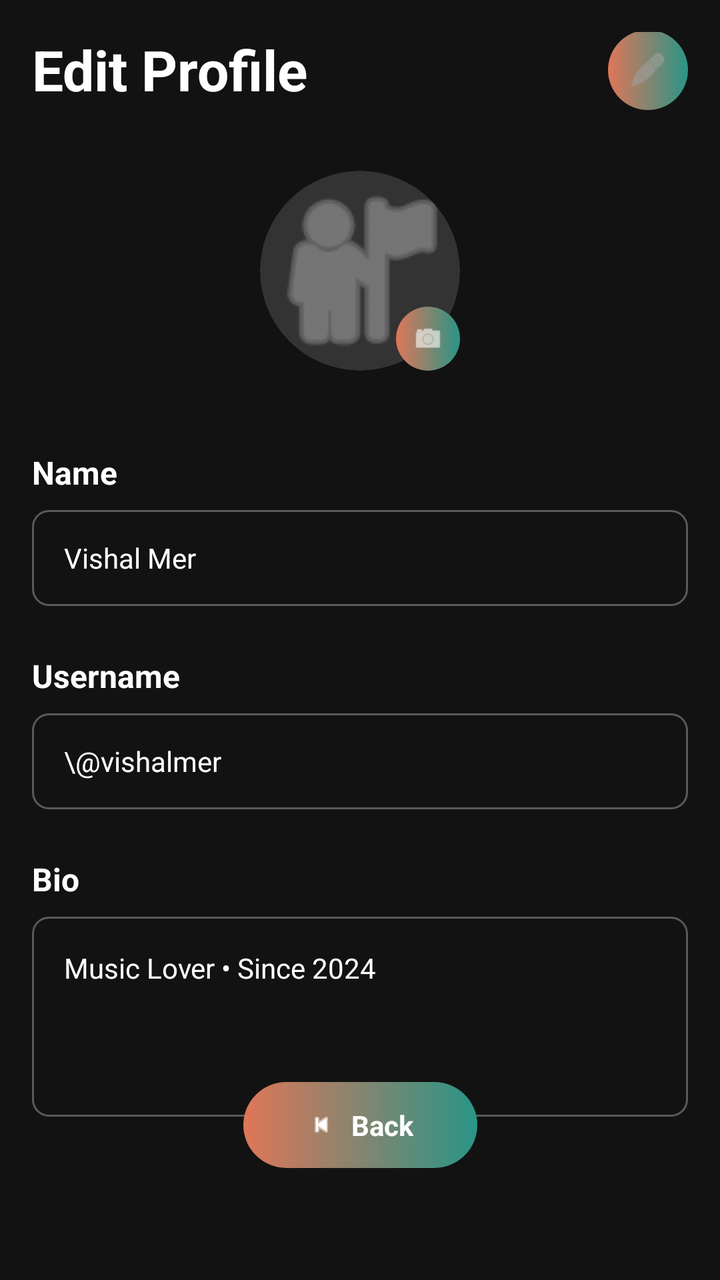
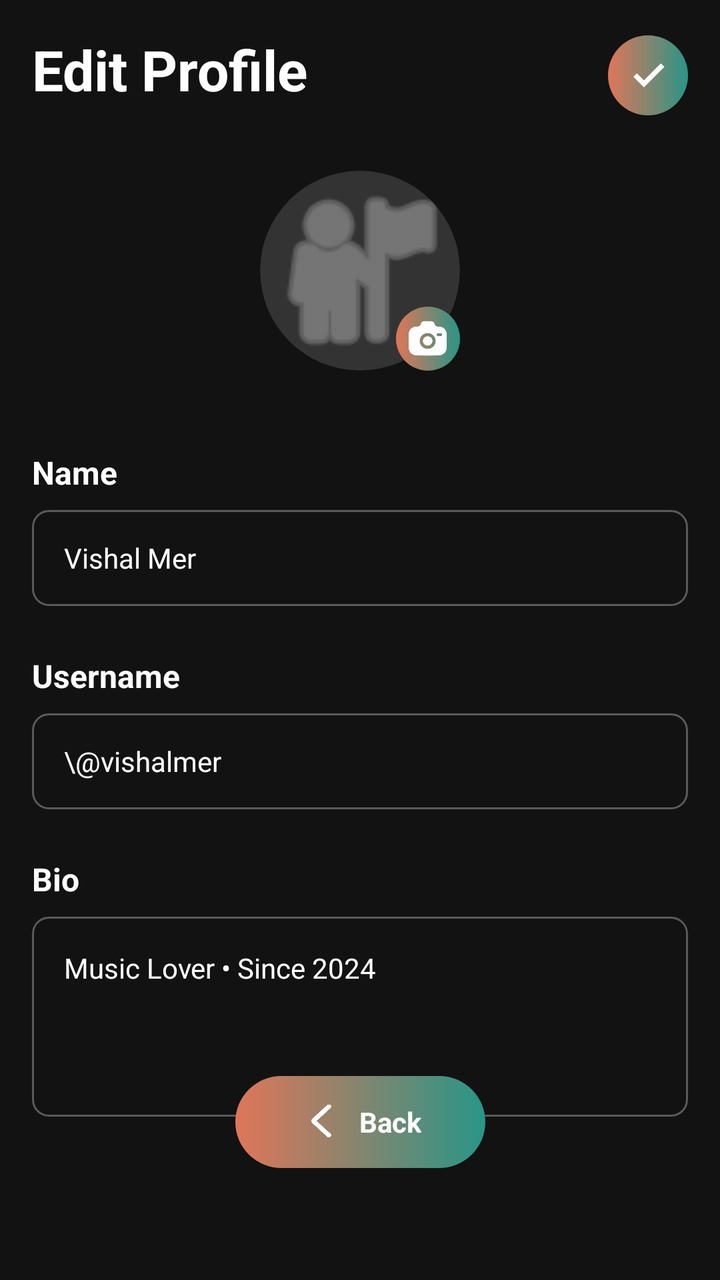

Compare the two renders of this Android layout. The source of the first and the diff that turns it into the second are given below.
<!-- AndroidManifest.xml: application theme Theme.ViBePlayer -->
<!-- res/layout/fragment_edit_profile.xml -->
<?xml version="1.0" encoding="utf-8"?>
<androidx.constraintlayout.widget.ConstraintLayout xmlns:android="http://schemas.android.com/apk/res/android"
    xmlns:app="http://schemas.android.com/apk/res-auto"
    xmlns:tools="http://schemas.android.com/tools"
    android:layout_width="match_parent"
    android:layout_height="match_parent"
    android:background="@color/vibe_black"
    android:padding="16dp">

    <TextView
        android:id="@+id/txtEditHeader"
        android:layout_width="wrap_content"
        android:layout_height="wrap_content"
        android:text="Edit Profile"
        android:textColor="@color/white"
        android:textSize="28sp"
        android:textStyle="bold"
        app:layout_constraintStart_toStartOf="parent"
        app:layout_constraintTop_toTopOf="parent" />

    <FrameLayout
        android:id="@+id/btnSaveProfile"
        android:layout_width="40dp"
        android:layout_height="40dp"
        android:background="@drawable/bg_chip_outline"
        app:layout_constraintBottom_toBottomOf="@id/txtEditHeader"
        app:layout_constraintEnd_toEndOf="parent"
        app:layout_constraintTop_toTopOf="@id/txtEditHeader">

        <ImageView
            android:layout_width="20dp"
            android:layout_height="20dp"
            android:layout_gravity="center"
            android:src="@android:drawable/ic_menu_edit"
            app:tint="#A0A0A0" />
    </FrameLayout>

    <androidx.constraintlayout.widget.ConstraintLayout
        android:id="@+id/layoutAvatarEdit"
        android:layout_width="wrap_content"
        android:layout_height="wrap_content"
        android:layout_marginTop="32dp"
        app:layout_constraintEnd_toEndOf="parent"
        app:layout_constraintStart_toStartOf="parent"
        app:layout_constraintTop_toBottomOf="@id/txtEditHeader">

        <androidx.cardview.widget.CardView
            android:id="@+id/cardAvatar"
            android:layout_width="100dp"
            android:layout_height="100dp"
            app:cardBackgroundColor="#333333"
            app:cardCornerRadius="50dp"
            app:cardElevation="0dp"
            app:layout_constraintBottom_toBottomOf="parent"
            app:layout_constraintEnd_toEndOf="parent"
            app:layout_constraintStart_toStartOf="parent"
            app:layout_constraintTop_toTopOf="parent">

            <ImageView
                android:layout_width="match_parent"
                android:layout_height="match_parent"
                android:scaleType="centerCrop"
                android:src="@android:drawable/ic_menu_myplaces"
                app:tint="#A0A0A0" />
        </androidx.cardview.widget.CardView>

        <FrameLayout
            android:layout_width="32dp"
            android:layout_height="32dp"
            android:background="@drawable/bg_chip_outline"
            app:layout_constraintBottom_toBottomOf="parent"
            app:layout_constraintEnd_toEndOf="parent">

            <ImageView
                android:layout_width="16dp"
                android:layout_height="16dp"
                android:layout_gravity="center"
                android:src="@android:drawable/ic_menu_camera"
                app:tint="@color/white" />
        </FrameLayout>
    </androidx.constraintlayout.widget.ConstraintLayout>

    <LinearLayout
        android:layout_width="match_parent"
        android:layout_height="wrap_content"
        android:layout_marginTop="40dp"
        android:orientation="vertical"
        app:layout_constraintTop_toBottomOf="@id/layoutAvatarEdit">

        <TextView
            android:layout_width="wrap_content"
            android:layout_height="wrap_content"
            android:text="Name"
            android:textColor="@color/white"
            android:textSize="16sp"
            android:textStyle="bold" />

        <EditText
            android:id="@+id/etEditName"
            android:layout_width="match_parent"
            android:layout_height="48dp"
            android:layout_marginTop="8dp"
            android:background="@drawable/bg_input_field"
            android:paddingHorizontal="16dp"
            android:text="Vishal Mer"
            android:textColor="@color/white"
            android:textSize="14sp" />

        <TextView
            android:layout_width="wrap_content"
            android:layout_height="wrap_content"
            android:layout_marginTop="24dp"
            android:text="Username"
            android:textColor="@color/white"
            android:textSize="16sp"
            android:textStyle="bold" />

        <EditText
            android:id="@+id/etEditUsername"
            android:layout_width="match_parent"
            android:layout_height="48dp"
            android:layout_marginTop="8dp"
            android:background="@drawable/bg_input_field"
            android:paddingHorizontal="16dp"
            android:text="\@vishalmer"
            android:textColor="@color/white"
            android:textSize="14sp" />

        <TextView
            android:layout_width="wrap_content"
            android:layout_height="wrap_content"
            android:layout_marginTop="24dp"
            android:text="Bio"
            android:textColor="@color/white"
            android:textSize="16sp"
            android:textStyle="bold" />

        <EditText
            android:id="@+id/etEditBio"
            android:layout_width="match_parent"
            android:layout_height="100dp"
            android:layout_marginTop="8dp"
            android:background="@drawable/bg_input_field"
            android:gravity="top|start"
            android:padding="16dp"
            android:text="Music Lover • Since 2024"
            android:textColor="@color/white"
            android:textSize="14sp" />
    </LinearLayout>

    <LinearLayout
        android:id="@+id/btnEditBack"
        android:layout_width="wrap_content"
        android:layout_height="wrap_content"
        android:layout_marginBottom="40dp"
        android:background="@drawable/bg_chip_outline"
        android:gravity="center"
        android:orientation="horizontal"
        android:paddingHorizontal="32dp"
        android:paddingVertical="12dp"
        app:layout_constraintBottom_toBottomOf="parent"
        app:layout_constraintEnd_toEndOf="parent"
        app:layout_constraintStart_toStartOf="parent">

        <ImageView
            android:layout_width="14dp"
            android:layout_height="14dp"
            android:src="@android:drawable/ic_media_previous"
            app:tint="@color/white" />

        <TextView
            android:layout_width="wrap_content"
            android:layout_height="wrap_content"
            android:layout_marginStart="8dp"
            android:text="Back"
            android:textColor="@color/white"
            android:textSize="14sp"
            android:textStyle="bold" />
    </LinearLayout>

</androidx.constraintlayout.widget.ConstraintLayout>
<!-- resources referenced by this layout -->
<resources>
  <color name="vibe_black">#121212</color>
  <color name="white">#FFFFFFFF</color>
  <!-- drawable bg_chip_outline (drawable) -->
  <?xml version="1.0" encoding="utf-8"?>
  <shape xmlns:android="http://schemas.android.com/apk/res/android"
      android:shape="rectangle">
  
      <gradient
          android:angle="0"
          android:startColor="#DF7658"
          android:endColor="#299587" />
  
      <corners android:radius="50dp" />
  
  </shape>
  <!-- drawable bg_input_field (drawable) -->
  <?xml version="1.0" encoding="utf-8"?>
  <shape xmlns:android="http://schemas.android.com/apk/res/android">
      <solid android:color="#00000000" /> <stroke android:width="1dp" android:color="#4DFFFFFF" /> <corners android:radius="8dp" />
  </shape>
  <style name="Theme.ViBePlayer" parent="Base.Theme.ViBePlayer" />
  <style name="Base.Theme.ViBePlayer" parent="Theme.Material3.DayNight.NoActionBar">
          
          
      </style>
</resources>

<!-- the commit's change to res/layout/fragment_edit_profile.xml (unified diff, before → after) -->
@@ -22,17 +22,18 @@
         android:id="@+id/btnSaveProfile"
         android:layout_width="40dp"
         android:layout_height="40dp"
+        android:layout_marginTop="6dp"
         android:background="@drawable/bg_chip_outline"
         app:layout_constraintBottom_toBottomOf="@id/txtEditHeader"
         app:layout_constraintEnd_toEndOf="parent"
         app:layout_constraintTop_toTopOf="@id/txtEditHeader">
 
         <ImageView
-            android:layout_width="20dp"
-            android:layout_height="20dp"
+            android:layout_width="25dp"
+            android:layout_height="25dp"
             android:layout_gravity="center"
-            android:src="@android:drawable/ic_menu_edit"
-            app:tint="#A0A0A0" />
+            android:src="@drawable/ic_tick"
+            app:tint="#ffffff" />
     </FrameLayout>
 
     <androidx.constraintlayout.widget.ConstraintLayout
@@ -72,10 +73,10 @@
             app:layout_constraintEnd_toEndOf="parent">
 
             <ImageView
-                android:layout_width="16dp"
-                android:layout_height="16dp"
+                android:layout_width="23dp"
+                android:layout_height="23dp"
                 android:layout_gravity="center"
-                android:src="@android:drawable/ic_menu_camera"
+                android:src="@drawable/ic_camera"
                 app:tint="@color/white" />
         </FrameLayout>
     </androidx.constraintlayout.widget.ConstraintLayout>
@@ -163,9 +164,9 @@
         app:layout_constraintStart_toStartOf="parent">
 
         <ImageView
-            android:layout_width="14dp"
-            android:layout_height="14dp"
-            android:src="@android:drawable/ic_media_previous"
+            android:layout_width="22dp"
+            android:layout_height="22dp"
+            android:src="@drawable/ic_back_arrow"
             app:tint="@color/white" />
 
         <TextView
<!-- resource entries referenced after the edit -->
@@ -20,6 +20,37 @@
   <shape xmlns:android="http://schemas.android.com/apk/res/android">
       <solid android:color="#00000000" /> <stroke android:width="1dp" android:color="#4DFFFFFF" /> <corners android:radius="8dp" />
   </shape>
+  <!-- drawable ic_back_arrow (drawable) -->
+  <vector xmlns:android="http://schemas.android.com/apk/res/android"
+      android:width="40dp"
+      android:height="40dp"
+      android:viewportWidth="40"
+      android:viewportHeight="40">
+    <path
+        android:pathData="M15.694,19.011L28.354,30.638C28.785,31.034 28.993,31.495 28.979,32.022C28.965,32.55 28.743,33.011 28.311,33.407C27.879,33.802 27.377,34 26.804,34C26.231,34 25.728,33.802 25.297,33.407L12.033,21.265C11.689,20.948 11.431,20.593 11.258,20.197C11.086,19.802 11,19.406 11,19.011C11,18.615 11.086,18.22 11.258,17.824C11.431,17.429 11.689,17.073 12.033,16.756L25.297,4.575C25.727,4.179 26.237,3.988 26.826,4.001C27.415,4.013 27.925,4.218 28.354,4.614C28.784,5.011 28.999,5.472 29,5.999C29.001,6.525 28.786,6.986 28.354,7.383L15.694,19.011Z"
+        android:fillColor="#ffffff"/>
+  </vector>
+  <!-- drawable ic_camera (drawable) -->
+  <vector xmlns:android="http://schemas.android.com/apk/res/android"
+      android:width="20dp"
+      android:height="20dp"
+      android:viewportWidth="20"
+      android:viewportHeight="20">
+    <path
+        android:pathData="M8.148,17.5H11.852C14.453,17.5 15.753,17.5 16.688,16.888C17.091,16.624 17.438,16.282 17.709,15.884C18.333,14.967 18.333,13.69 18.333,11.137C18.333,8.583 18.333,7.306 17.709,6.389C17.438,5.991 17.091,5.65 16.688,5.386C16.088,4.992 15.336,4.851 14.185,4.801C13.636,4.801 13.163,4.393 13.056,3.863C12.974,3.476 12.76,3.128 12.452,2.88C12.143,2.632 11.758,2.497 11.362,2.5H8.638C7.815,2.5 7.106,3.071 6.944,3.863C6.837,4.393 6.364,4.801 5.815,4.801C4.665,4.851 3.913,4.993 3.313,5.386C2.91,5.65 2.563,5.991 2.292,6.389C1.667,7.306 1.667,8.583 1.667,11.137C1.667,13.691 1.667,14.967 2.291,15.884C2.561,16.281 2.908,16.622 3.313,16.888C4.247,17.5 5.548,17.5 8.148,17.5ZM10,7.728C8.083,7.728 6.528,9.253 6.528,11.136C6.528,13.018 8.083,14.547 10,14.547C11.917,14.547 13.473,13.02 13.473,11.137C13.473,9.255 11.917,7.728 10,7.728ZM10,9.091C8.85,9.091 7.917,10.007 7.917,11.137C7.917,12.266 8.85,13.182 10,13.182C11.15,13.182 12.083,12.266 12.083,11.137C12.083,10.007 11.15,9.091 10,9.091ZM13.935,8.409C13.935,8.033 14.246,7.728 14.63,7.728H15.555C15.938,7.728 16.25,8.033 16.25,8.409C16.248,8.592 16.174,8.766 16.044,8.894C15.914,9.022 15.738,9.092 15.556,9.091H14.63C14.54,9.092 14.45,9.075 14.366,9.041C14.282,9.007 14.206,8.957 14.141,8.894C14.077,8.831 14.025,8.755 13.99,8.672C13.955,8.589 13.936,8.5 13.935,8.409Z"
+        android:fillColor="#ffffff"
+        android:fillType="evenOdd"/>
+  </vector>
+  <!-- drawable ic_tick (drawable) -->
+  <vector xmlns:android="http://schemas.android.com/apk/res/android"
+      android:width="22dp"
+      android:height="22dp"
+      android:viewportWidth="22"
+      android:viewportHeight="22">
+    <path
+        android:pathData="M16.83,5.83L9.35,13.31L6.27,10.23L4.73,11.77L9.35,16.39L18.37,7.37L16.83,5.83Z"
+        android:fillColor="#ffffff"/>
+  </vector>
   <style name="Theme.ViBePlayer" parent="Base.Theme.ViBePlayer" />
   <style name="Base.Theme.ViBePlayer" parent="Theme.Material3.DayNight.NoActionBar">
           
